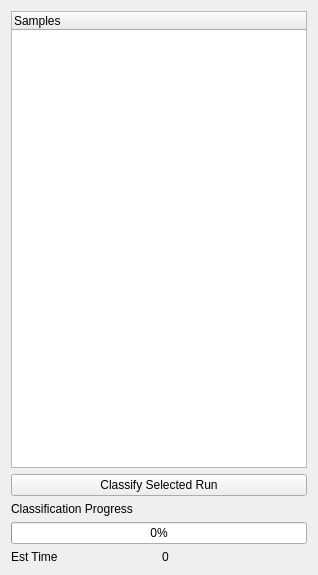
Above: pyqt_designer/run_organizer.ui from Hauptman-Woodward/Marco_Polo before the change. Below: the same form after it.
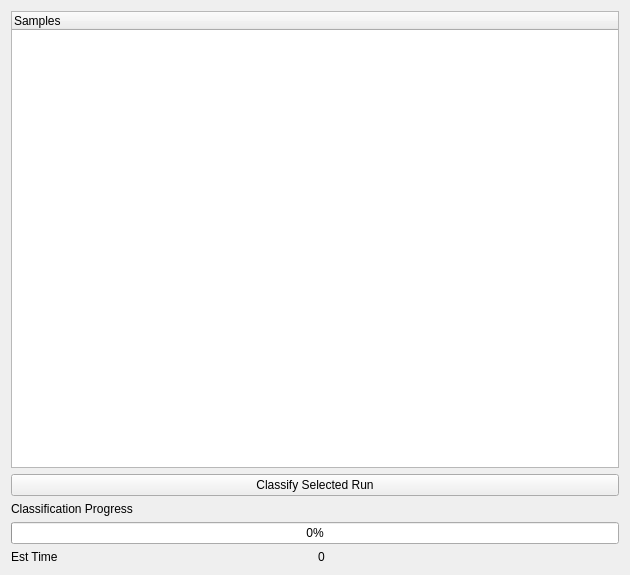
That is the form after the change. Custom widgets are drawn as their Qt base class.

Patch:
```diff
--- a/pyqt_designer/run_organizer.ui
+++ b/pyqt_designer/run_organizer.ui
@@ -6,7 +6,7 @@
    <rect>
     <x>0</x>
     <y>0</y>
-    <width>318</width>
+    <width>630</width>
     <height>575</height>
    </rect>
   </property>
@@ -19,6 +19,15 @@
      <property name="toolTip">
       <string>&lt;html&gt;&lt;head/&gt;&lt;body&gt;&lt;p&gt;&lt;span style=&quot; background-color:transparent;&quot;&gt;Runs that have been loaded into Polo will be displayed here. Individual runs will appear under their respective sample. Runs of the same sample will be automatically associated, or &amp;quot;linked&amp;quot;, by date or spectrum to allow you to swap between spectrum or navigate between dates.&lt;/span&gt;&lt;/p&gt;&lt;p&gt;&lt;span style=&quot; background-color:transparent;&quot;&gt;To open a run &lt;/span&gt;&lt;span style=&quot; font-weight:600; background-color:transparent;&quot;&gt;doubleclick &lt;/span&gt;&lt;span style=&quot; background-color:transparent;&quot;&gt;it.&lt;/span&gt;&lt;/p&gt;&lt;p&gt;&lt;span style=&quot; background-color:transparent;&quot;&gt;To remove a run &lt;/span&gt;&lt;span style=&quot; font-weight:600; background-color:transparent;&quot;&gt;left-click&lt;/span&gt;&lt;span style=&quot; background-color:transparent;&quot;&gt; and select &lt;/span&gt;&lt;span style=&quot; font-weight:600; background-color:transparent;&quot;&gt;remove run&lt;/span&gt;&lt;span style=&quot; background-color:transparent;&quot;&gt;.&lt;/span&gt;&lt;/p&gt;&lt;p&gt;&lt;span style=&quot; background-color:transparent;&quot;&gt;To run the MARCO model on a run &lt;/span&gt;&lt;span style=&quot; font-weight:600; background-color:transparent;&quot;&gt;click&lt;/span&gt;&lt;span style=&quot; background-color:transparent;&quot;&gt; the run and the hit the &lt;/span&gt;&lt;span style=&quot; font-weight:600; background-color:transparent;&quot;&gt;Classify Selected Run&lt;/span&gt;&lt;span style=&quot; background-color:transparent;&quot;&gt; button below.&lt;/span&gt;&lt;/p&gt;&lt;/body&gt;&lt;/html&gt;</string>
      </property>
+     <property name="sizeAdjustPolicy">
+      <enum>QAbstractScrollArea::AdjustToContents</enum>
+     </property>
+     <property name="verticalScrollMode">
+      <enum>QAbstractItemView::ScrollPerPixel</enum>
+     </property>
+     <property name="wordWrap">
+      <bool>true</bool>
+     </property>
      <column>
       <property name="text">
        <string>Samples</string>
```
